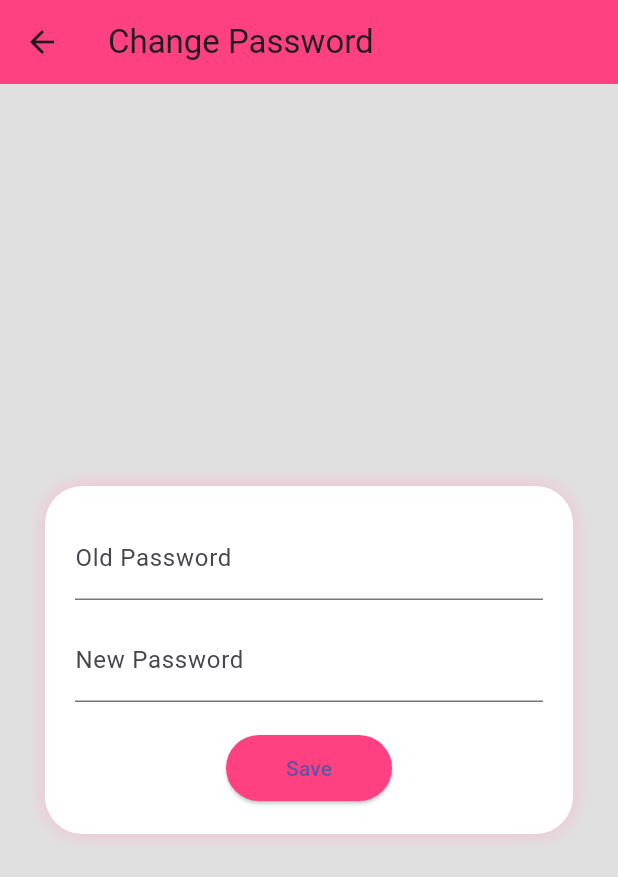
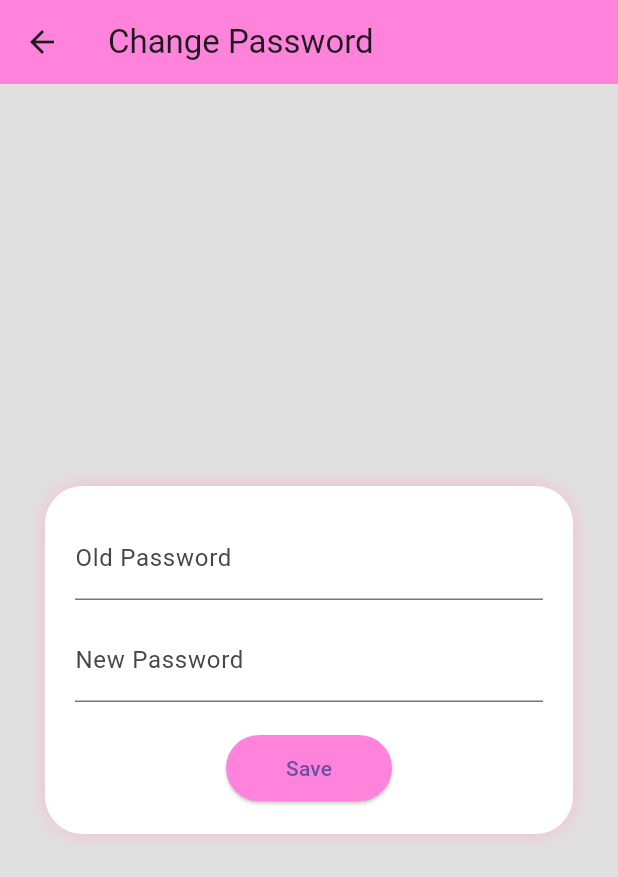
Before and after one commit to SoraP1510/Hotel_DD, a Flutter app: the UserPage screen opened directly, after a tap on "Change Password", on a phone screen of 412 x 824 dp. Shown: the top 877 px of the screen. Run offline on Flutter 3.47's test engine with Material 3 defaults, Android fonts, the phone set to English and light mode, and no system bars; our stand-ins replace flutter_map, latlong2; network calls fail.

Commit message:
Change rai yang

```diff
--- a/lib/screens/Cpass.dart
+++ b/lib/screens/Cpass.dart
@@ -87,7 +87,7 @@ class _ChangePasswordPageState extends State<ChangePasswordPage> {
     return Scaffold(
       appBar: AppBar(
           title: const Text("Change Password"),
-          backgroundColor: Colors.pinkAccent),
+          backgroundColor: Color.fromARGB(255, 255, 131, 218)),
       backgroundColor: Colors.grey[300],
       body: Center(
         child: Container(
@@ -118,7 +118,7 @@ class _ChangePasswordPageState extends State<ChangePasswordPage> {
                   : ElevatedButton(
                       onPressed: _updatePassword,
                       style: ElevatedButton.styleFrom(
-                        backgroundColor: Colors.pinkAccent,
+                        backgroundColor: Color.fromARGB(255, 255, 131, 218),
                         padding: const EdgeInsets.symmetric(
                             horizontal: 40, vertical: 12),
                       ),
--- a/lib/screens/Cphone.dart
+++ b/lib/screens/Cphone.dart
@@ -117,7 +117,7 @@ class _ChangePhonePageState extends State<ChangePhonePage> {
                   : ElevatedButton(
                       onPressed: _updatePhone,
                       style: ElevatedButton.styleFrom(
-                          backgroundColor: Colors.pinkAccent),
+                          backgroundColor: Color.fromARGB(255, 255, 131, 218)),
                       child: const Text('Confirm'),
                     ),
             ],
--- a/lib/screens/Detail.dart
+++ b/lib/screens/Detail.dart
@@ -245,6 +245,7 @@ class _HotelDetailPageState extends State<HotelDetailPage> {
     final priceValue = double.tryParse(room['room_price'].toString()) ?? 0;
     final priceText = '฿${priceValue.toStringAsFixed(2)}';
 
+    //แสดง ห้อง
     return Card(
       margin: const EdgeInsets.symmetric(vertical: 8),
       child: ListTile(
@@ -266,6 +267,7 @@ class _HotelDetailPageState extends State<HotelDetailPage> {
         title: Text(roomType),
         subtitle: Text(priceText),
         trailing: ElevatedButton(
+          //ปุ่ม book now
           onPressed: () {
             Navigator.push(
               context,
@@ -281,8 +283,7 @@ class _HotelDetailPageState extends State<HotelDetailPage> {
                     guests: widget.bookingInfo.guests,
                     hotelId: widget.hotelId,
                     roomId: room['room_id'],
-                    userId: SessionManager.currentUser?['user_id'] ??
-                        0, // 🔐 ชั่วคราว ใส่ user_id จริงจากระบบ login
+                    userId: SessionManager.currentUser?['user_id'] ?? 0,
                   ),
                 ),
               ),
--- a/lib/screens/HomePage.dart
+++ b/lib/screens/HomePage.dart
@@ -49,7 +49,7 @@ class _HomePageState extends State<HomePage> {
       print("Error fetching hotels: \$e");
     }
   }
-
+  //ทำให้โชว์เฉพาะที่ search
   void _filterHotels(String keyword, BookingInfo info) {
     _bookingInfo = info;
     final search = keyword.toLowerCase();
@@ -159,7 +159,7 @@ class _SearchBoxDelegate extends SliverPersistentHeaderDelegate {
   bool shouldRebuild(covariant SliverPersistentHeaderDelegate oldDelegate) =>
       true;
 }
-
+//แผ่น โรงแรม
 class HotelCard extends StatelessWidget {
   final dynamic hotel;
   const HotelCard({super.key, required this.hotel});
--- a/lib/screens/UserPage.dart
+++ b/lib/screens/UserPage.dart
@@ -125,7 +125,7 @@ class _UserPageState extends State<UserPage> {
                         });
                       },
                       style: ElevatedButton.styleFrom(
-                        backgroundColor: const Color(0xFFFCCAFF),
+                        backgroundColor: Color.fromARGB(255, 255, 131, 218),
                         foregroundColor: Colors.black,
                         shape: RoundedRectangleBorder(borderRadius: BorderRadius.circular(20)),
                         padding: const EdgeInsets.symmetric(horizontal: 30, vertical: 12),
@@ -144,7 +144,7 @@ class _UserPageState extends State<UserPage> {
                         });
                       },
                       style: ElevatedButton.styleFrom(
-                        backgroundColor: const Color(0xFFFCCAFF),
+                        backgroundColor: Color.fromARGB(255, 255, 131, 218),
                         foregroundColor: Colors.black,
                         shape: RoundedRectangleBorder(borderRadius: BorderRadius.circular(20)),
                         padding: const EdgeInsets.symmetric(horizontal: 30, vertical: 12),
```
